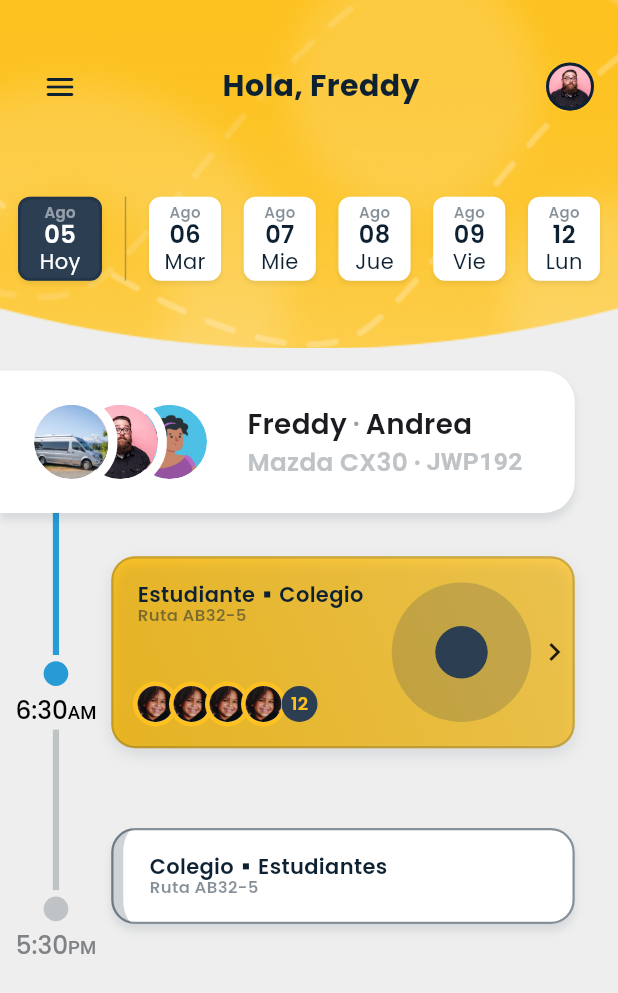
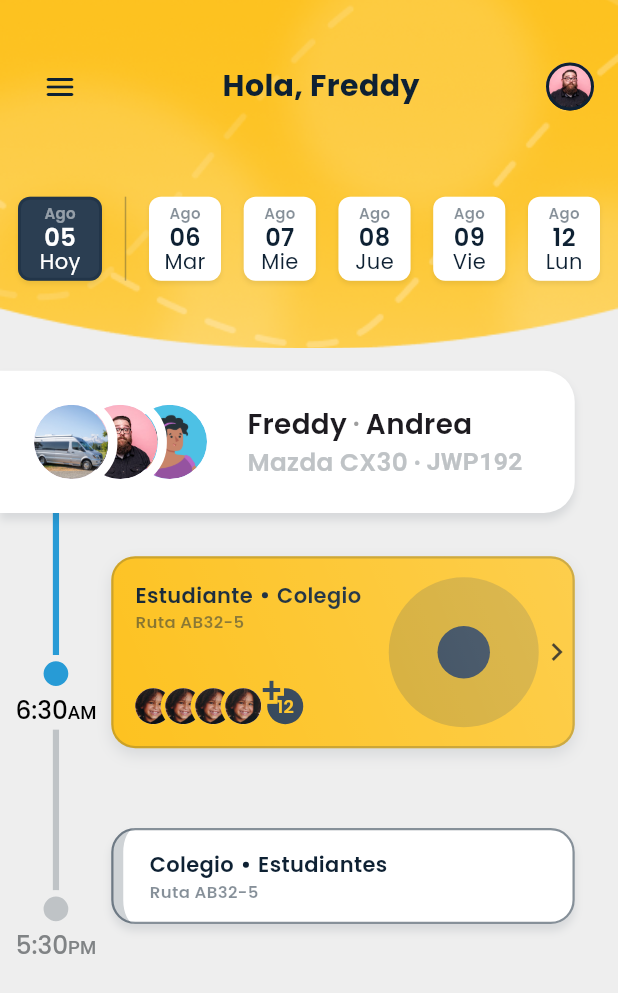
Before and after one commit to Francisco-V98/dashboard_busbanz_practice, a Flutter app: the PrincipalPage screen opened by its route, on a phone screen of 412 x 824 dp. Shown: the top 993 px of the screen. Run offline on Flutter 3.47's test engine with Material 3 defaults, Android fonts, the phone set to English and light mode, and no system bars; our stand-ins replace flutter_riverpod, go_router.

Commit message:
finish fixed eny details to components

```diff
--- a/lib/screens/Calendar/calendar_screen.dart
+++ b/lib/screens/Calendar/calendar_screen.dart
@@ -1,5 +1,4 @@
 import 'package:dashboard_busbanz_practice/widgets/widgets.dart';
-import 'package:flutter/material.dart';
 
 class CalendarScreen extends StatelessWidget {
   const CalendarScreen({super.key});
--- a/lib/screens/Principal_Page/principal_page.dart
+++ b/lib/screens/Principal_Page/principal_page.dart
@@ -32,7 +32,7 @@ class PrincipalPage extends StatelessWidget {
                   right: 0,
                   child: const CalendarContainerGroup(),
                 ),
-                 SizedBox(
+                SizedBox(
                   height: size.height * 0.14,
                   child: const Center(
                     child: AppBarBusbanz(
@@ -49,7 +49,12 @@ class PrincipalPage extends StatelessWidget {
                   top: size.height * 0.45,
                   right: size.width * 0.07,
                   width: size.width * 0.75,
-                  child: const CardActiveRoute(),
+                  child: const CardActiveRoute(
+                    textLeft: 'Estudiante',
+                    textRight: 'Colegio',
+                    textbuttom: 'Ruta AB32-5',
+                    numberUser: 12,
+                  ),
                 ),
                 Positioned(
                   top: size.height * 0.3,
--- a/lib/screens/card/card_active_route.dart
+++ b/lib/screens/card/card_active_route.dart
@@ -21,10 +21,15 @@ class _Body extends StatelessWidget {
   @override
   Widget build(BuildContext context) {
     return const Padding(
-      padding: EdgeInsets.all(16),
+      padding: EdgeInsets.all(24),
       child: Column(
         children: [
-          CardActiveRoute(),
+          CardActiveRoute(
+            textLeft: 'Estudiante',
+            textRight: 'Colegio',
+            textbuttom: 'Ruta AB32-5',
+            numberUser: 12,
+          ),
         ],
       ),
     );
--- a/lib/widgets/calendar_container/calendar_container.dart
+++ b/lib/widgets/calendar_container/calendar_container.dart
@@ -48,7 +48,7 @@ class CalendarContainer extends StatelessWidget {
                 color: isActive
                     ? AppColors.white.withOpacity(0.5)
                     : AppColors.black.withOpacity(0.5),
-                height: 1.12),
+                height: 1.5),
           ),
           Text(
             date,
@@ -57,7 +57,7 @@ class CalendarContainer extends StatelessWidget {
                 fontSize: 16,
                 fontWeight: FontWeight.w600,
                 color: isActive ? AppColors.white : AppColors.black,
-                height: 1.18),
+                height: 1),
           ),
           Text(
             day,
@@ -65,7 +65,7 @@ class CalendarContainer extends StatelessWidget {
                 fontFamily: 'Poppins',
                 fontSize: 14,
                 color: isActive ? AppColors.white : AppColors.black,
-                height: 1.16),
+                height: 1.2),
           ),
         ],
       ),
--- a/lib/widgets/card_busbanz/card_active_route.dart
+++ b/lib/widgets/card_busbanz/card_active_route.dart
@@ -1,18 +1,96 @@
 import 'package:dashboard_busbanz_practice/config/theme/app_colors.dart';
 import 'package:dashboard_busbanz_practice/widgets/widgets.dart';
-import 'package:flutter/material.dart';
 
 class CardActiveRoute extends StatelessWidget {
+  final String textLeft;
+  final String textRight;
+  final String textbuttom;
+  final int numberUser;
   const CardActiveRoute({
     super.key,
+    required this.textLeft,
+    required this.textRight,
+    required this.textbuttom,
+    required this.numberUser,
   });
 
   @override
   Widget build(BuildContext context) {
     return Container(
       decoration: BoxDecoration(
-          color: AppColors.primary, borderRadius: BorderRadius.circular(16)),
-      child: Container(
+        color: AppColors.primary,
+        borderRadius: BorderRadius.circular(16),
+        boxShadow: [
+          BoxShadow(
+            color: AppColors.black.withOpacity(0.1),
+            blurRadius: 8,
+            offset: const Offset(0, 4),
+          ),
+        ],
+      ),
+      child: Stack(
+        children: [
+          Container(
+            height: 128,
+            width: double.infinity,
+            decoration: BoxDecoration(
+              borderRadius: BorderRadius.circular(16),
+            ),
+            child: Stack(
+              children: [
+                Padding(
+                  padding: const EdgeInsets.all(16),
+                  child: Column(
+                    crossAxisAlignment: CrossAxisAlignment.start,
+                    children: [
+                      Row(
+                        children: [
+                          TextStyleCard(text: textLeft),
+                          const CircleDivider(),
+                          TextStyleCard(text: textRight),
+                        ],
+                      ),
+                      TextStyleCard(
+                        text: textbuttom,
+                        color: AppColors.black.withOpacity(0.5),
+                        fontsize: 11,
+                      ),
+                      const Spacer(),
+                      UserImageGroup(numberUser: numberUser),
+                    ],
+                  ),
+                ),
+                const Positioned(
+                  right: 0,
+                  top: 0,
+                  bottom: 0,
+                  child: Row(
+                    children: [
+                      SizedBox(
+                        height: 100,
+                        width: 100,
+                        child: AnimationCircle(),
+                      ),
+                      Icon(Icons.keyboard_arrow_right_outlined)
+                    ],
+                  ),
+                ),
+              ],
+            ),
+          ),
+          const _InsideShadow(),
+        ],
+      ),
+    );
+  }
+}
+
+class _InsideShadow extends StatelessWidget {
+  const _InsideShadow();
+
+  @override
+  Widget build(BuildContext context) {
+    return Container(
       height: 128,
       width: double.infinity,
       decoration: BoxDecoration(
@@ -21,12 +99,6 @@ class CardActiveRoute extends StatelessWidget {
           color: AppColors.black.withOpacity(0.2),
           width: 1.5,
         ),
-          boxShadow: [
-            BoxShadow(
-                color: AppColors.black.withOpacity(0.1),
-                blurRadius: 8,
-                offset: const Offset(0, 4)),
-          ],
         gradient: LinearGradient(
           begin: Alignment.topRight,
           end: Alignment.bottomLeft,
@@ -36,52 +108,98 @@ class CardActiveRoute extends StatelessWidget {
           ],
         ),
       ),
-        child: Padding(
-          padding: const EdgeInsets.only(top: 16, bottom: 16, left: 16),
-          child: Row(
+    );
+  }
+}
+
+class UserImageGroup extends StatelessWidget {
+  const UserImageGroup({
+    super.key,
+    required this.numberUser,
+  });
+
+  final int numberUser;
+
+  @override
+  Widget build(BuildContext context) {
+    const double circleSize = 24 - 4;
+
+    return Row(
+      crossAxisAlignment: CrossAxisAlignment.end,
       children: [
-              Column(
-                crossAxisAlignment: CrossAxisAlignment.start,
-                children: [
-                  const Row(
-                    children: [
-                      TextStyleCard(text: 'Estudiante'),
-                      CircleDivider(),
-                      TextStyleCard(text: 'Colegio'),
-                    ],
-                  ),
-                  TextStyleCard(
-                    text: 'Ruta AB32-5',
-                    color: AppColors.black.withOpacity(0.5),
-                    fontsize: 11,
-                  ),
-                  const Spacer(),
-                  const Row(
+        const SizedBox(
+          width: (24*4)-(12),
+          child: Stack(
             children: [
               CircleAvatarCard(),
-                      CircleAvatarCard(),
-                      CircleAvatarCard(),
-                      CircleAvatarCard(),
-                      UsersCountCard(),
-                    ],
+              Positioned(
+                left: circleSize,
+                child: CircleAvatarCard(),
               ),
-                ],
+              Positioned(
+                left: 2 * circleSize,
+                child: CircleAvatarCard(),
               ),
-              const Spacer(),
-              const Row(
-                children: [
-                  SizedBox(
-                    height: 100,
-                    width: 100,
-                    child: AnimationCircle(),
-                  ),
-                  Icon(Icons.keyboard_arrow_right_outlined)
-                ],
+              Positioned(
+                left: 3 * circleSize,
+                child: CircleAvatarCard(),
               ),
             ],
           ),
         ),
-      ),
+        CircleUserNumberCount(numberUser: numberUser),
+      ],
     );
   }
 }
+
+class CircleUserNumberCount extends StatelessWidget {
+  const CircleUserNumberCount({
+    super.key,
+    required this.numberUser,
+  });
+
+  final int numberUser;
+
+  @override
+  Widget build(BuildContext context) {
+    return Stack(
+      children: [
+        Positioned(
+          bottom: 0,
+          right: 0,
+          child: UsersCountCard(numberUser: numberUser),
+        ),
+        SizedBox(
+          width: 28,
+          height: 28,
+          child: Text(
+            '+',
+            style: TextStyle(
+                fontWeight: FontWeight.w500,
+                fontSize: 24,
+                // color: AppColors.white,
+                height: 0.5,
+                foreground: Paint()
+                  ..style = PaintingStyle.stroke
+                  ..strokeWidth = 5
+                  ..color = AppColors.primary),
+          ),
+        ),
+        const SizedBox(
+          width: 28,
+          height: 28,
+          child: Text(
+            '+',
+            style: TextStyle(
+              fontWeight: FontWeight.w500,
+              fontSize: 24,
+              color: AppColors.secondary,
+              height: 0.5,
+            ),
+          ),
+        ),
+      ],
+    );
+  }
+}
--- a/lib/widgets/card_busbanz/card_default.dart
+++ b/lib/widgets/card_busbanz/card_default.dart
@@ -1,6 +1,5 @@
 import 'package:dashboard_busbanz_practice/config/theme/app_colors.dart';
 import 'package:dashboard_busbanz_practice/widgets/widgets.dart';
-import 'package:flutter/material.dart';
 
 class CardDefault extends StatelessWidget {
   final String textLeft;
--- a/lib/widgets/card_busbanz/into_card/circle_avatar.dart
+++ b/lib/widgets/card_busbanz/into_card/circle_avatar.dart
@@ -9,7 +9,8 @@ class CircleAvatarCard extends StatelessWidget {
   @override
   Widget build(BuildContext context) {
     return Container(
-      decoration: const BoxDecoration(shape: BoxShape.circle, boxShadow: [
+      decoration: const BoxDecoration(
+        shape: BoxShape.circle, boxShadow: [
         BoxShadow(
           color: AppColors.primary,
           spreadRadius: 3,
--- a/lib/widgets/card_busbanz/into_card/circle_divider.dart
+++ b/lib/widgets/card_busbanz/into_card/circle_divider.dart
@@ -8,7 +8,14 @@ class CircleDivider extends StatelessWidget {
   Widget build(BuildContext context) {
     return Padding(
       padding: const EdgeInsets.all(6),
-      child: Container(width: 4, height: 4, color: AppColors.black),
+      child: Container(
+        width: 4,
+        height: 4,
+        decoration: const BoxDecoration(
+          shape: BoxShape.circle,
+          color: AppColors.black,
+        ),
+      ),
     );
   }
 }
--- a/lib/widgets/card_busbanz/into_card/circle_users_count.dart
+++ b/lib/widgets/card_busbanz/into_card/circle_users_count.dart
@@ -1,10 +1,10 @@
 import 'package:dashboard_busbanz_practice/config/theme/app_colors.dart';
 import 'package:dashboard_busbanz_practice/widgets/widgets.dart';
-import 'package:flutter/material.dart';
 
 class UsersCountCard extends StatelessWidget {
+  final int numberUser;
   const UsersCountCard({
-    super.key,
+    super.key, required this.numberUser,
   });
 
   @override
@@ -16,9 +16,9 @@ class UsersCountCard extends StatelessWidget {
           height: 24,
           decoration: const BoxDecoration(
               shape: BoxShape.circle, color: AppColors.secondary),
-          child: const Center(
+          child: Center(
             child: TextStyleCard(
-              text: '12',
+              text: numberUser.toString(),
               color: AppColors.primary,
               fontsize: 12,
             ),
--- a/lib/widgets/card_busbanz/into_card/text_card.dart
+++ b/lib/widgets/card_busbanz/into_card/text_card.dart
@@ -20,7 +20,7 @@ class TextStyleCard extends StatelessWidget {
         fontFamily: 'Poppins',
         color: color,
         fontWeight: FontWeight.w600,
-        height: 1.16,
+        height: 1.4,
         fontSize: fontsize,
       ),
     );
```
Lines whose indentation alone changed are shown as unchanged.
